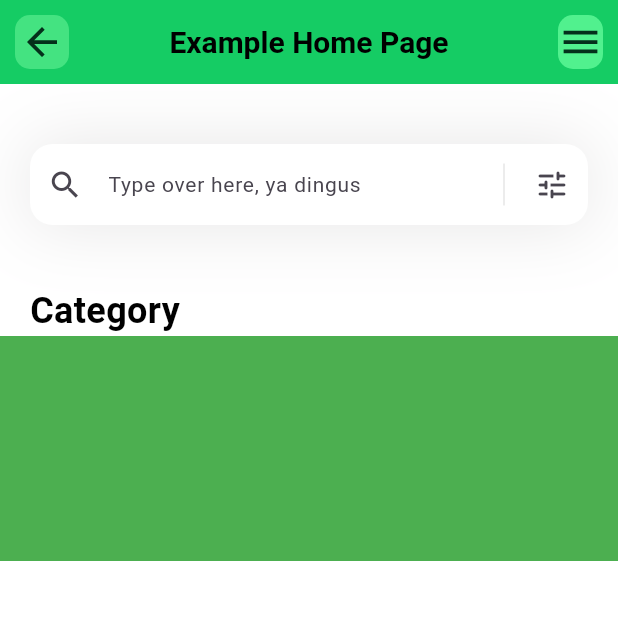
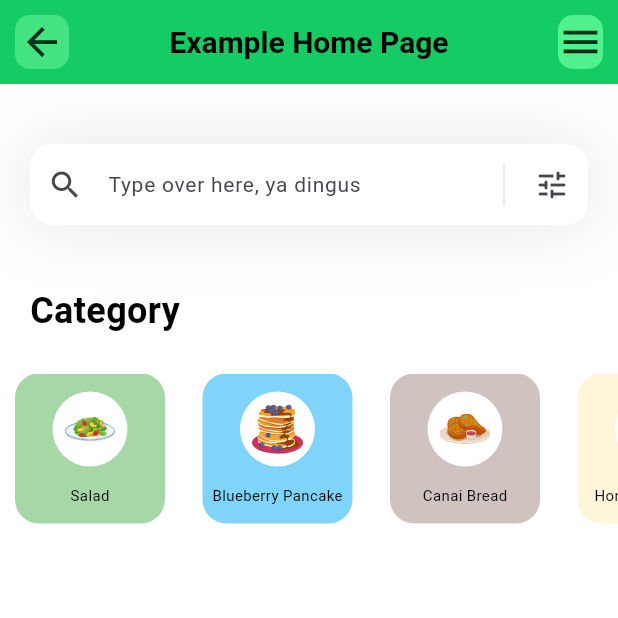
Before and after one commit to juaniscooldev/coolapp1, a Flutter app: the screen it shows after launch, on a phone screen of 412 x 824 dp, the top half of it. Run offline on Flutter 3.47's test engine with Material 3 defaults, Android fonts, the phone set to English and light mode, and no system bars; our stand-ins replace flutter_svg.

```diff
--- /dev/null
+++ b/lib/models/category_models/category_models.dart
@@ -0,0 +1,75 @@
+import 'package:flutter/material.dart';
+
+class CategoryModel {
+  String name;
+  String iconPath;
+  Color boxColor;
+
+  CategoryModel({
+    required this.name,
+    required this.iconPath,
+    required this.boxColor,
+  });
+
+  static List<CategoryModel> getCategories() {
+    List<CategoryModel> categories = []; //list of categorymodel
+
+    categories.add(
+      CategoryModel(
+        name: "Salad",
+        iconPath: "assets/icons/plate.svg",
+        boxColor: Colors.green,
+      ),
+    );
+
+    categories.add(
+      CategoryModel(
+        name: "Blueberry Pancake",
+        iconPath: "assets/icons/blueberry-pancake.svg",
+        boxColor: Colors.lightBlue,
+      ),
+    );
+
+    categories.add(
+      CategoryModel(
+        name: "Canai Bread",
+        iconPath: "assets/icons/canai-bread.svg",
+        boxColor: Colors.brown.shade300,
+      ),
+    );
+
+    categories.add(
+      CategoryModel(
+        name: "Honey Pancakes",
+        iconPath: "assets/icons/honey-pancakes.svg",
+        boxColor: Colors.amber.shade100,
+      ),
+    );
+
+    categories.add(
+      CategoryModel(
+        name: "Pancakes",
+        iconPath: "assets/icons/pancakes.svg",
+        boxColor: Colors.orange.shade500,
+      ),
+    );
+
+    categories.add(
+      CategoryModel(
+        name: "Pie",
+        iconPath: "assets/icons/pie.svg",
+        boxColor: Colors.pink.shade200,
+      ),
+    );
+
+    categories.add(
+      CategoryModel(
+        name: "Salmon Nigiri",
+        iconPath: "assets/icons/salmon-nigiri.svg",
+        boxColor: Colors.red.shade400,
+      ),
+    );
+
+    return categories;
+  }
+}
--- /dev/null
+++ b/lib/models/category_models/diet_models.dart
@@ -0,0 +1,12 @@
+import 'package:flutter/material.dart';
+
+class Diet {
+  // String name;
+  // String iconPath;
+  // String
+
+  // Diet{(
+  //   // required this.name, ;
+
+  // )}
+}
--- a/lib/pages/home.dart
+++ b/lib/pages/home.dart
@@ -1,6 +1,8 @@
 //reference video: https://www.youtube.com/watch?v=D4nhaszNW4o
 
 import "package:coolapp1/models/category_models/category_models.dart";
+import "package:coolapp1/models/category_models/diet_models.dart";
+
 import 'package:flutter/material.dart';
 import 'package:flutter_svg/flutter_svg.dart';
 
@@ -36,36 +38,79 @@ class _MyHomePageState extends State<MyHomePage> {
         const SizedBox(
           height: 40,
         ), //add some space from text field
-        const Column(
+        categories_Title(),
+        SizedBox(
+          height: 25,
+        ),
+        categories_Section()
+      ]),
+    );
+  }
+
+  Column categories_Title() {
+    return const Column(
       children: [
         Padding(
           padding: EdgeInsets.only(left: 20),
           child: Text(
             "Category",
             style: TextStyle(
-                    color: Colors.black,
-                    fontSize: 24,
-                    fontWeight: FontWeight.bold),
+                color: Colors.black, fontSize: 24, fontWeight: FontWeight.bold),
           ),
         )
       ],
+    );
+  }
+
+  Container categories_Section() {
+    return Container(
+      height: 100, //height of list
+      color: Colors.white,
+      child: ListView.separated(
+        //this will list all the items in the list
+
+        scrollDirection: Axis.horizontal, //list will scroll from left to right
+        separatorBuilder: (context, index) => const SizedBox(
+          width: 25,
         ),
-        Container(
-          height: 150,
-          color: Colors.green,
-          child: ListView.builder(
-            //this will list all the items in the list
         itemCount: categories.length,
         itemBuilder: (context, index) {
           return Container(
+            //height: 50,
+            width: 100,
+            decoration: BoxDecoration(
+              color: categories[index].boxColor.withOpacity(0.5),
+              borderRadius: BorderRadius.circular(16),
+            ),
+            child: Column(
+              mainAxisAlignment: MainAxisAlignment.spaceEvenly,
+              children: [
+                Container(
+                  width: 50,
                   height: 50,
-                width: 50,
-                decoration: BoxDecoration(color: categories[index].boxColor),
+                  decoration: const BoxDecoration(
+                      color: Colors.white, shape: BoxShape.circle),
+                  child: Padding(
+                    padding: const EdgeInsets.all(8.0),
+                    child: SvgPicture.asset(categories[index].iconPath),
+                  ),
+                ),
+                Text(
+                  categories[index].name,
+                  style: const TextStyle(
+                      fontSize: 10,
+                      fontWeight: FontWeight.w400,
+                      color: Colors.black),
+                ),
+              ],
+            ),
           );
         },
+        padding: const EdgeInsets.only(
+          right: 10,
+          left: 10,
         ),
-        )
-      ]),
+      ),
     );
   }
 
```
Also changed, not shown: assets/icons/blueberry-pancake.svg (added), assets/icons/canai-bread.svg (added), assets/icons/dots.svg (added), assets/icons/honey-pancakes.svg (added), assets/icons/orange-snacks.svg (added), assets/icons/pancakes.svg (added), assets/icons/pie.svg (added), assets/icons/plate.svg (added), assets/icons/salmon-nigiri.svg (added), assets/icons/search_icon.svg (added), assets/icons/tune_slider.svg (added). Lines whose indentation alone changed are shown as unchanged.
